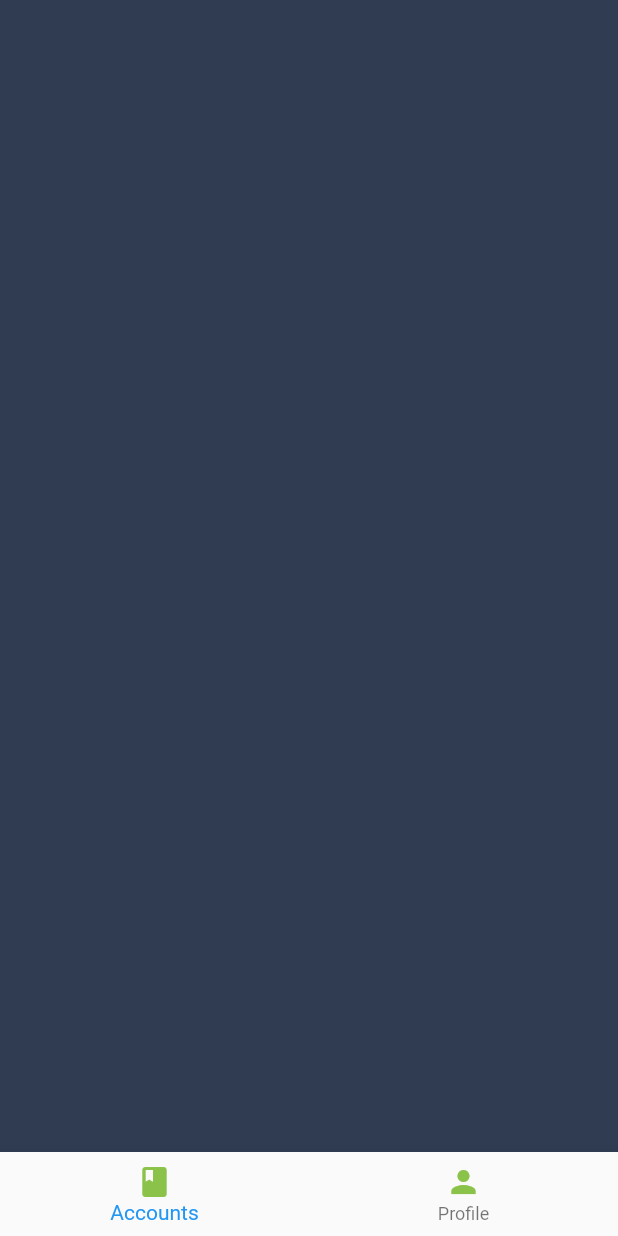
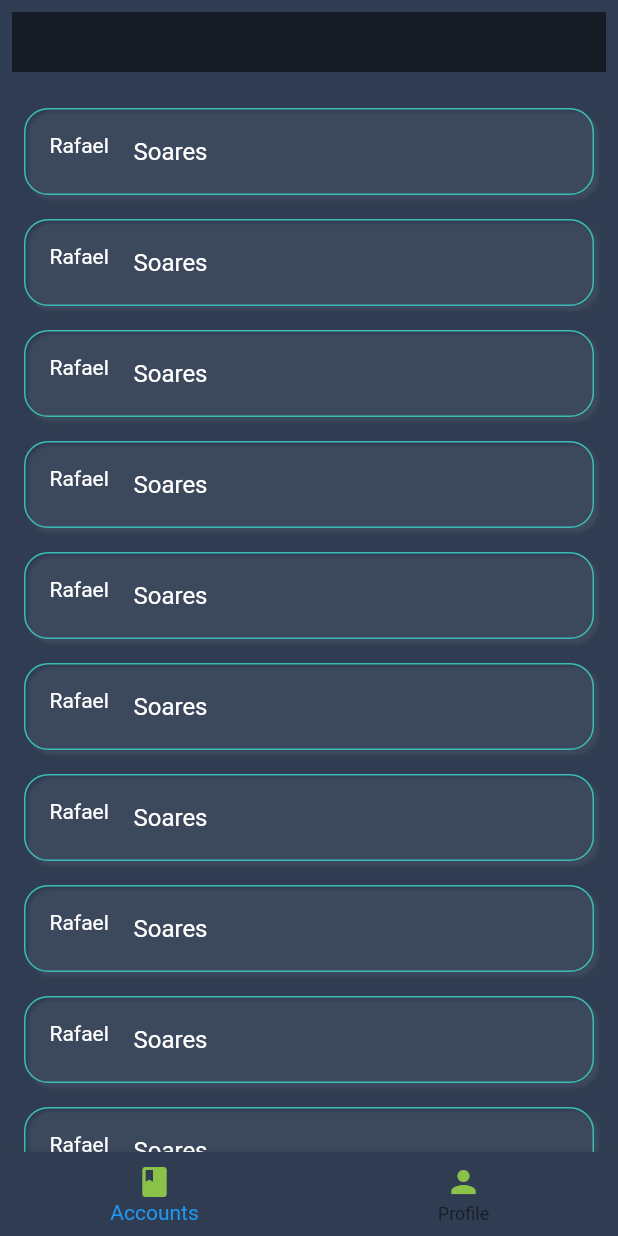
Before and after one commit to Flutteristas/crypto_manager, a Flutter app: the ProfileHome screen opened by its route, on a phone screen of 412 x 824 dp. Run offline on Flutter 3.47's test engine with Material 2 defaults, Android fonts, the phone set to English and light mode, and no system bars; our stand-ins replace cloud_firestore; accounts and stored records are empty.

Commit message:
Accounts list updated

```diff
--- a/lib/view/accountsList.dart
+++ b/lib/view/accountsList.dart
@@ -10,8 +10,67 @@ class AccountsListState extends State<AccountsList>{
   @override
   Widget build(BuildContext context) {
     return Scaffold(
-      body: Container(
-        color: ColorConverter().backgroundColor(),
+      body: _buildListBody()
+    );
+  }
+
+  Widget _buildListBody(){
+    return Container(
+      color: ColorConverter().backgroundColor(),
+      child: SafeArea(
+        child: Container(
+          child: Column(
+            mainAxisAlignment: MainAxisAlignment.spaceEvenly,
+            children: <Widget>[
+              _buildSearchBar(),
+              _buildProfilesList(),
+            ],
+          )
+        ),
+      ),
+    );
+  }
+
+  Widget _buildSearchBar(){
+    return Container(
+      margin: EdgeInsets.all(8),
+      height: 40,
+      color: Colors.black54,
+    );
+  }
+
+  Widget _buildProfilesList(){
+    return Flexible(
+      child: Padding(
+        padding: const EdgeInsets.fromLTRB(8, 8, 8, 0),
+        child: ListView.builder(
+          itemCount: 20,
+          itemBuilder: (BuildContext context, int index){
+            return Padding(
+              padding: const EdgeInsets.all(8.0),
+              child: Container(
+                decoration: BoxDecoration(
+                  color: Colors.transparent,
+                  borderRadius: BorderRadius.circular(16),
+                  border: Border.all(
+                    color: ColorConverter().firstButtonGradient()
+                  ),
+                  boxShadow: <BoxShadow>[
+                    BoxShadow(
+                      color: ColorConverter().fieldTextColor().withOpacity(0.1),
+                      offset: Offset(3, 3),
+                      blurRadius: 1,
+                    )
+                  ]
+                ),
+                child: ListTile(
+                  leading: Text('Rafael'),
+                  title: Text('Soares'),
+                ),
+              ),
+            );
+          }
+        ),
       ),
     );
   }
--- a/lib/view/profileHome.dart
+++ b/lib/view/profileHome.dart
@@ -1,4 +1,5 @@
 import 'package:flutter/material.dart';
+import 'package:password_manager/utils/ColorConverter.dart';
 import 'package:password_manager/view/accountsList.dart';
 import 'package:password_manager/view/profileSettings.dart';
 
@@ -38,6 +39,7 @@ class ProfileHomeState extends State<ProfileHome>{
 
   Widget _buildBottomNavigationBar(){
     return BottomNavigationBar(
+      backgroundColor: ColorConverter().backgroundColor(),
       items: const <BottomNavigationBarItem>[
         BottomNavigationBarItem(
           icon: Icon(Icons.book, color: Colors.lightGreen),
--- a/pubspec.yaml
+++ b/pubspec.yaml
@@ -19,6 +19,8 @@ environment:
 dependencies:
   flutter:
     sdk: flutter
+
+  floating_search_bar: ^0.3.0
 
   # The following adds the Cupertino Icons font to your application.
   # Use with the CupertinoIcons class for iOS style icons.
```
Also changed, not shown: pubspec.lock.
